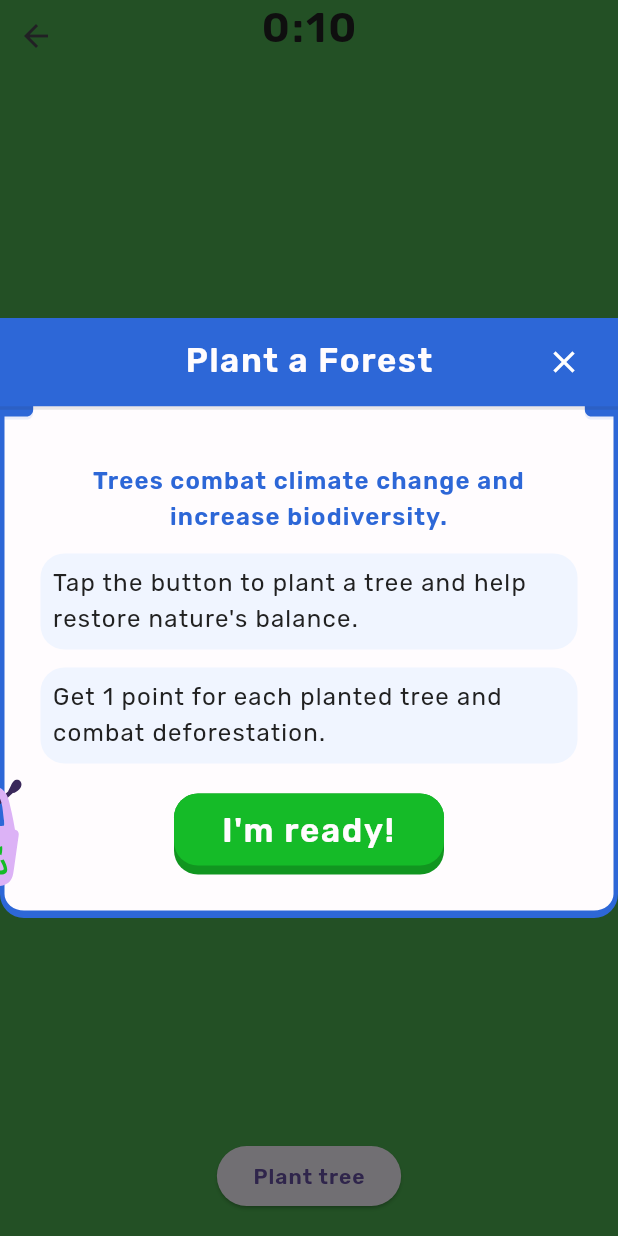
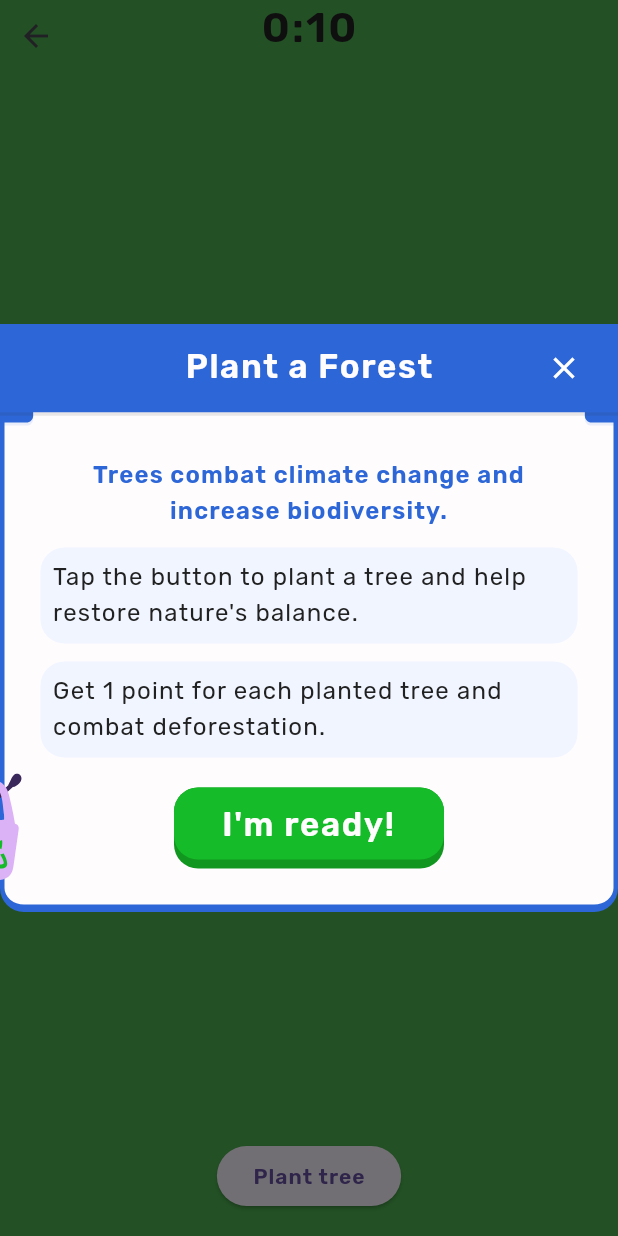
Before and after one commit to appunite/flutter-global-gamers-challenge, a Flutter app: the TreesChallengeBodyScreen screen opened directly, on a phone screen of 412 x 824 dp. Run offline on Flutter 3.47's test engine with Material 3 defaults, Android fonts, the phone set to English and light mode, and no system bars; our stand-ins replace audioplayers, cloud_firestore, confetti, firebase_core, flutter_svg, freezed_annotation and 6 more; missing offline and left inert: add_to_google_wallet, flame, overlay_tutorial, scratcher; accounts and stored records are empty.

Commit message:
fix: reduce padding

```diff
--- a/lib/common/common_dialog.dart
+++ b/lib/common/common_dialog.dart
@@ -57,7 +57,7 @@ class CommonDialog extends StatelessWidget {
                 Flexible(
                   child: SingleChildScrollView(
                     child: Padding(
-                      padding: const EdgeInsets.only(top: 24),
+                      padding: const EdgeInsets.only(top: 16),
                       child: content,
                     ),
                   ),
```
